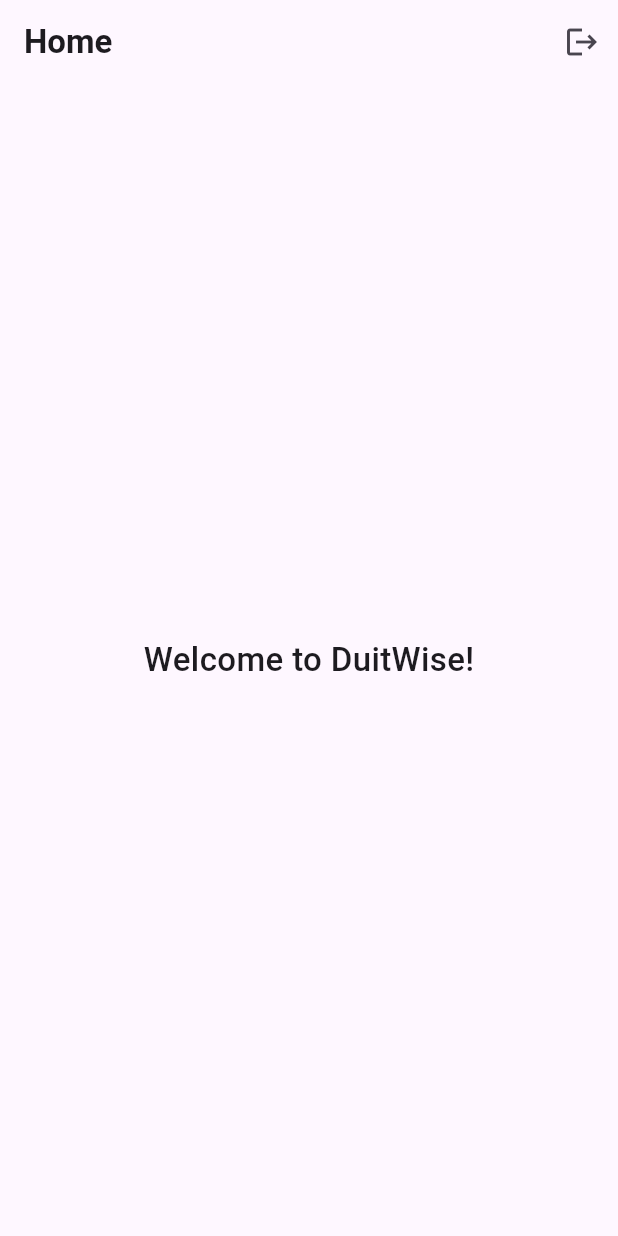
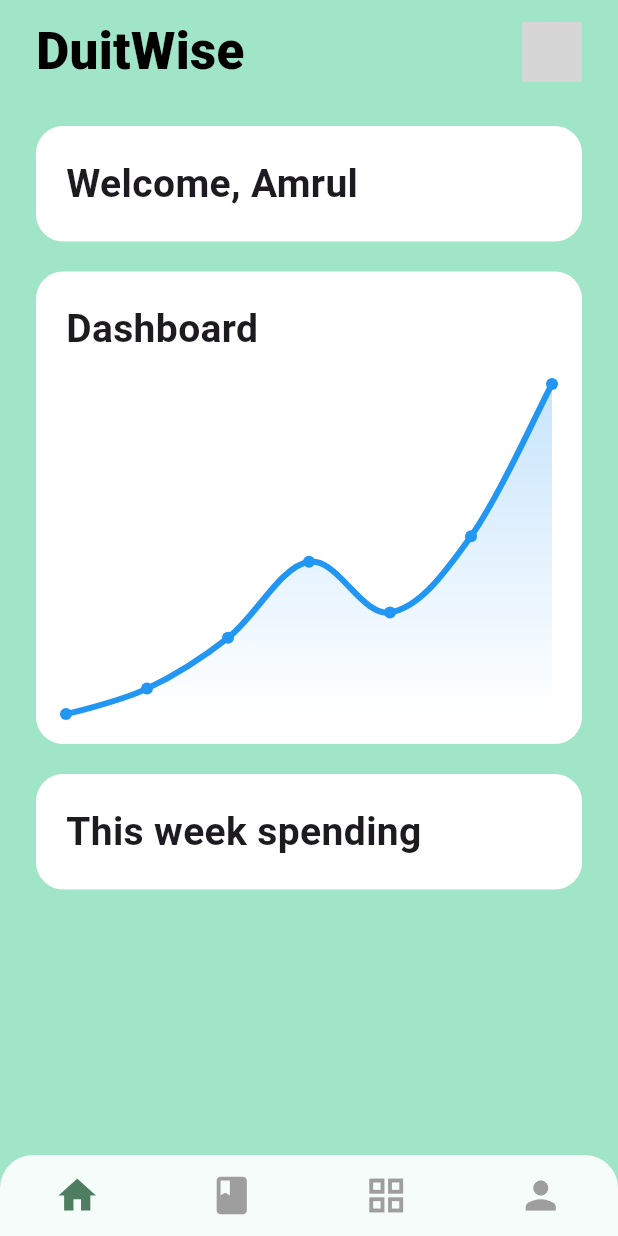
Before and after one commit to adamrujhan/DuitWise-CAT304, a Flutter app: the screen it shows once a user with an empty profile is signed in, on a phone screen of 412 x 824 dp. Run offline on Flutter 3.47's test engine with Material 3 defaults, Android fonts, the phone set to English and light mode, and no system bars; drawn by our look-alikes of fl_chart; our stand-ins replace firebase_auth, firebase_core, flutter_riverpod, go_router; accounts and stored records are empty; network calls fail; grey boxes are pictures that could not be loaded.

Commit message:
created a placeholder HomePage and added  fl_chart

```diff
--- /dev/null
+++ b/duitwise_app/lib/modules/platform_management/providers/bottom_nav_provider.dart
@@ -0,0 +1,4 @@
+import 'package:flutter_riverpod/legacy.dart';
+
+// provider for the selected tab index
+final bottomNavProvider = StateProvider<int>((ref) => 0);
--- a/duitwise_app/lib/modules/platform_management/view/home_page.dart
+++ b/duitwise_app/lib/modules/platform_management/view/home_page.dart
@@ -1,37 +1,174 @@
 import 'package:flutter/material.dart';
-import 'package:flutter_riverpod/flutter_riverpod.dart';
-import 'package:duitwise_app/services/firebase_auth/auth_controller.dart';
+import 'package:fl_chart/fl_chart.dart';
 
-class HomePage extends ConsumerWidget {
+class HomePage extends StatelessWidget {
   const HomePage({super.key});
 
   @override
-  Widget build(BuildContext context, WidgetRef ref) {
+  Widget build(BuildContext context) {
     return Scaffold(
-      appBar: AppBar(
-        title: const Text(
-          "Home",
-          style: TextStyle(fontWeight: FontWeight.w600),
+      backgroundColor: const Color(0xFFA0E5C7), // Mint green
+      // Bottom Navigation
+      bottomNavigationBar: Container(
+        padding: const EdgeInsets.symmetric(vertical: 12),
+        decoration: BoxDecoration(
+          color: Colors.white.withValues(alpha: 0.9),
+
+          borderRadius: const BorderRadius.vertical(top: Radius.circular(22)),
         ),
-        actions: [
-          IconButton(
-            icon: const Icon(Icons.logout),
-            onPressed: () {
-              // Sign out
-              ref.read(authControllerProvider.notifier).signOut();
-            },
-          ),
-        ],
+        child: Row(
+          mainAxisAlignment: MainAxisAlignment.spaceAround,
+          children: const [
+            Icon(Icons.home, size: 30, color: Color(0xFF4E7D61)),
+            Icon(Icons.book, size: 30, color: Colors.grey),
+            Icon(Icons.grid_view, size: 30, color: Colors.grey),
+            Icon(Icons.person, size: 30, color: Colors.grey),
+          ],
+        ),
       ),
-      body: const Center(
-        child: Text(
-          "Welcome to DuitWise!",
-          style: TextStyle(
-            fontSize: 22,
-            fontWeight: FontWeight.w500,
+
+      body: SafeArea(
+        child: SingleChildScrollView(
+          padding: const EdgeInsets.symmetric(horizontal: 24, vertical: 10),
+          child: Column(
+            crossAxisAlignment: CrossAxisAlignment.start,
+            children: [
+              // App Name + Profile
+              Row(
+                mainAxisAlignment: MainAxisAlignment.spaceBetween,
+                children: [
+                  const Text(
+                    "DuitWise",
+                    style: TextStyle(
+                      fontSize: 34,
+                      fontWeight: FontWeight.w800,
+                      color: Colors.black,
+                    ),
+                  ),
+                  CircleAvatar(
+                    radius: 20,
+                    backgroundImage: NetworkImage(
+                      "https://picsum.photos/200", // Placeholder avatar
+                    ),
+                  ),
+                ],
+              ),
+
+              const SizedBox(height: 25),
+
+              // Welcome Card
+              _RoundedCard(
+                child: Padding(
+                  padding: const EdgeInsets.all(20),
+                  child: const Text(
+                    "Welcome, Amrul",
+                    style: TextStyle(fontSize: 26, fontWeight: FontWeight.w700),
+                  ),
+                ),
+              ),
+
+              const SizedBox(height: 20),
+
+              // Dashboard Card (with Chart)
+              _RoundedCard(
+                child: Padding(
+                  padding: const EdgeInsets.all(20),
+                  child: Column(
+                    crossAxisAlignment: CrossAxisAlignment.start,
+                    children: [
+                      const Text(
+                        "Dashboard",
+                        style: TextStyle(
+                          fontSize: 26,
+                          fontWeight: FontWeight.w700,
+                        ),
+                      ),
+                      const SizedBox(height: 18),
+                      SizedBox(
+                        height: 220,
+                        child: LineChart(_sampleChartData()),
+                      ),
+                    ],
+                  ),
+                ),
+              ),
+
+              const SizedBox(height: 20),
+
+              // Weekly spending card
+              _RoundedCard(
+                child: Padding(
+                  padding: const EdgeInsets.all(20),
+                  child: const Text(
+                    "This week spending",
+                    style: TextStyle(fontSize: 26, fontWeight: FontWeight.w700),
+                  ),
+                ),
+              ),
+
+              const SizedBox(height: 120), // Scroll spacing above navbar
+            ],
           ),
         ),
       ),
     );
   }
 }
+
+// ---------------------------------------------------------------
+// Rounded Card Widget (Reusable)
+// ---------------------------------------------------------------
+class _RoundedCard extends StatelessWidget {
+  final Widget child;
+
+  const _RoundedCard({required this.child});
+
+  @override
+  Widget build(BuildContext context) {
+    return Container(
+      width: double.infinity,
+      decoration: BoxDecoration(
+        color: Colors.white,
+        borderRadius: BorderRadius.circular(18),
+      ),
+      child: child,
+    );
+  }
+}
+
+// linechart
+LineChartData _sampleChartData() {
+  return LineChartData(
+    gridData: FlGridData(show: false),
+    titlesData: FlTitlesData(show: false),
+    borderData: FlBorderData(show: false),
+    lineBarsData: [
+      LineChartBarData(
+        isCurved: true,
+        color: Colors.blue,
+        barWidth: 4,
+        dotData: FlDotData(show: true),
+        belowBarData: BarAreaData(
+          show: true,
+          gradient: LinearGradient(
+            colors: [
+              Colors.blue.withValues(alpha: 0.25),
+              Colors.blue.withValues(alpha: 0),
+            ],
+            begin: Alignment.topCenter,
+            end: Alignment.bottomCenter,
+          ),
+        ),
+        spots: const [
+          FlSpot(0, 35),
+          FlSpot(1, 36),
+          FlSpot(2, 38),
+          FlSpot(3, 41),
+          FlSpot(4, 39),
+          FlSpot(5, 42),
+          FlSpot(6, 48),
+        ],
+      ),
+    ],
+  );
+}
--- a/duitwise_app/pubspec.yaml
+++ b/duitwise_app/pubspec.yaml
@@ -12,6 +12,7 @@ dependencies:
     sdk: flutter
 
   cupertino_icons: ^1.0.8
+  fl_chart: ^0.65.0
 
   # State Management
   flutter_riverpod: ^3.0.3
```
Also changed, not shown: duitwise_app/lib/modules/platform_management/view/layout/app_scaffold.dart (added, +27 -0 lines), duitwise_app/lib/modules/platform_management/view/layout/bottom_nav_bar.dart (added, +43 -0 lines), duitwise_app/lib/modules/platform_management/view/layout/main_shell.dart (added, +27 -0 lines), duitwise_app/pubspec.lock.
